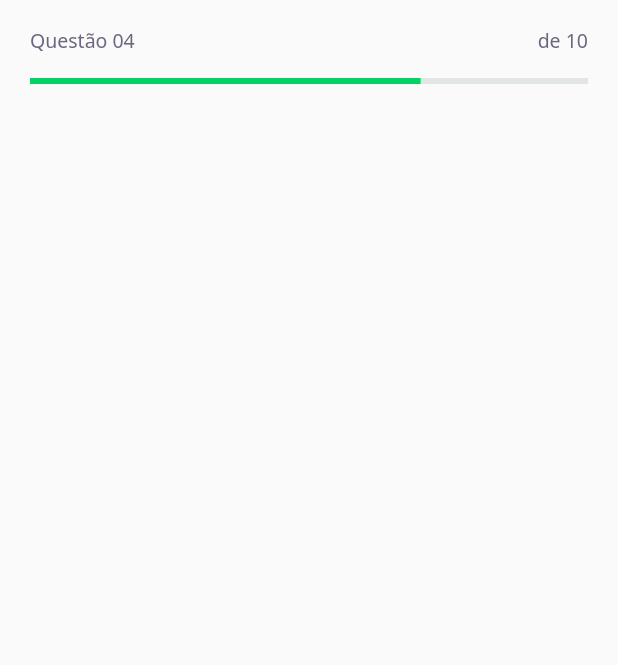
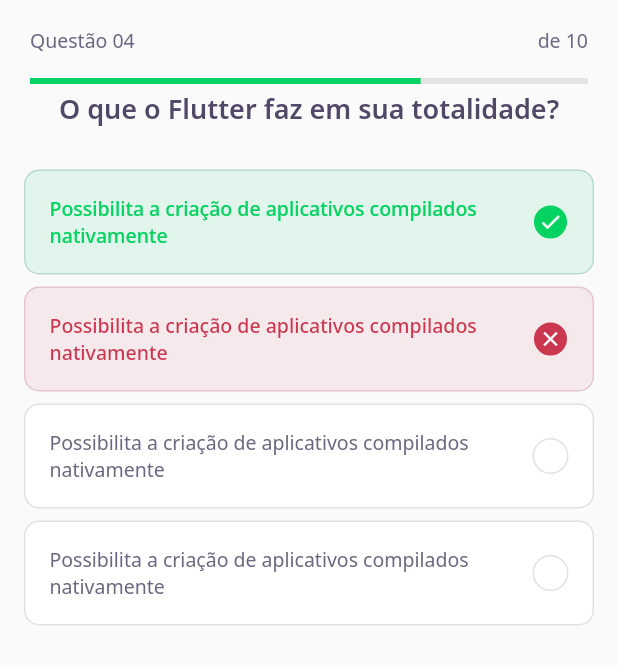
Before and after one commit to tiagosatur/devquizflutter, a Flutter app: the screen it shows after launch, on a phone screen of 412 x 824 dp. Shown: the top 665 px of the screen. Run offline on Flutter 3.47's test engine with Material 2 defaults, Android fonts, the phone set to English and light mode, and no system bars; our stand-ins replace google_fonts.

Commit message:
Create quiz and answer widgets inside the challenge pages

```diff
--- a/lib/challenge/challenge_page.dart
+++ b/lib/challenge/challenge_page.dart
@@ -1,4 +1,5 @@
 import 'package:devquizflutter/challenge/widgets/question_indicator_widget/question_indicator_widget.dart';
+import 'package:devquizflutter/challenge/widgets/quiz/quiz_widget.dart';
 import 'package:flutter/material.dart';
 
 class ChallengePage extends StatefulWidget {
@@ -17,6 +18,7 @@ class _ChallengePageState extends State<ChallengePage> {
           child: QuestionIndicatorWidget(),
         ),
       ),
+      body: QuizWidget(title: "O que o Flutter faz em sua totalidade?"),
     );
   }
 }
--- /dev/null
+++ b/lib/challenge/widgets/answer/answer_widget.dart
@@ -0,0 +1,84 @@
+import 'package:devquizflutter/core/app_colors.dart';
+import 'package:devquizflutter/core/app_text_styles.dart';
+import 'package:flutter/material.dart';
+
+class AnswerWidget extends StatelessWidget {
+  final String title;
+  final bool isRight;
+  final bool isSelected;
+
+  const AnswerWidget({
+    Key? key,
+    required this.title,
+    this.isRight = false,
+    this.isSelected = false,
+  }) : super(key: key);
+
+
+
+  Color get _selectedColorRight =>
+      isRight ? AppColors.darkGreen : AppColors.darkRed;
+
+  Color get _selectedBorderRight =>
+      isRight ? AppColors.lightGreen : AppColors.lightRed;
+
+  Color get _selectedColorCardRight =>
+      isRight ? AppColors.lightGreen : AppColors.lightRed;
+
+
+  Color get _selectedBorderCardRight =>
+      isRight ? AppColors.green : AppColors.red;
+
+  TextStyle get _selectedTextStyleRight =>
+      isRight ? AppTextStyles.bodyDarkGreen : AppTextStyles.bodyDarkRed;
+
+  IconData get _selectedIconRight => isRight ? Icons.check : Icons.close;
+
+  @override
+  Widget build(BuildContext context) {
+    return Padding(
+      padding: const EdgeInsets.symmetric(horizontal: 16.0, vertical: 4),
+      child: Container(
+          padding: EdgeInsets.all(16),
+          decoration: BoxDecoration(
+            color: isSelected ? _selectedColorCardRight : AppColors.white,
+            borderRadius: BorderRadius.circular(10),
+            border:
+              Border.fromBorderSide(
+                BorderSide(
+                  color: isSelected ? _selectedBorderCardRight : AppColors.border
+                )
+              )
+          ),
+          child:
+              Row(mainAxisAlignment: MainAxisAlignment.spaceBetween, children: [
+            Expanded(
+              child: Text(
+                title,
+                style: isSelected ? _selectedTextStyleRight : AppTextStyles.body,
+              ),
+            ),
+            Container(
+              height: 24,
+              width: 24,
+              decoration: BoxDecoration(
+                color: isSelected ? _selectedColorRight : AppColors.white,
+                borderRadius: BorderRadius.circular(500),
+                border: Border.fromBorderSide(
+                  BorderSide(
+                    color: isSelected ? _selectedBorderRight : AppColors.border
+                  ),
+                ),
+              ),
+              child: isSelected
+              ? Icon(
+                  _selectedIconRight,
+                  size: 16,
+                  color: Colors.white,
+                )
+              : null,
+            )
+          ])),
+    );
+  }
+}
--- /dev/null
+++ b/lib/challenge/widgets/quiz/quiz_widget.dart
@@ -0,0 +1,43 @@
+import 'package:devquizflutter/challenge/widgets/answer/answer_widget.dart';
+import 'package:devquizflutter/core/app_text_styles.dart';
+import 'package:flutter/material.dart';
+
+class QuizWidget extends StatelessWidget {
+  final String title;
+  const QuizWidget({Key? key, required this.title}) : super(key: key);
+
+  @override
+  Widget build(BuildContext context) {
+    return Container(
+      child: Column(
+        children: [
+          Text(
+            title,
+            style: AppTextStyles.heading
+          ),
+          SizedBox(height: 24),
+          AnswerWidget(
+            isRight: true,
+            isSelected: true,
+            title: "Possibilita a criação de aplicativos compilados nativamente"
+          ),
+          AnswerWidget(
+            isRight: false,
+            isSelected: true,
+            title: "Possibilita a criação de aplicativos compilados nativamente"
+          ),
+          AnswerWidget(
+            isRight: false,
+            isSelected: false,
+            title: "Possibilita a criação de aplicativos compilados nativamente"
+          ),
+          AnswerWidget(
+            isRight: true,
+            isSelected: false,
+            title: "Possibilita a criação de aplicativos compilados nativamente"
+          ),
+        ],
+      ),
+    );
+  }
+}
```
